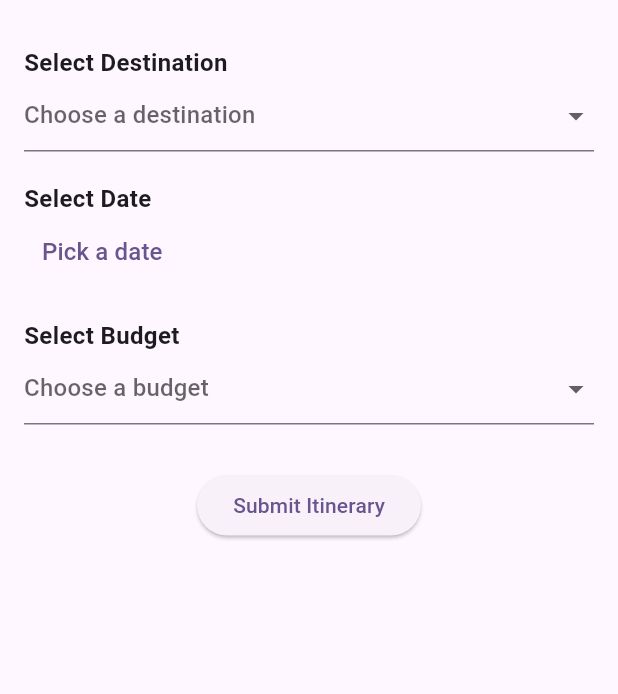
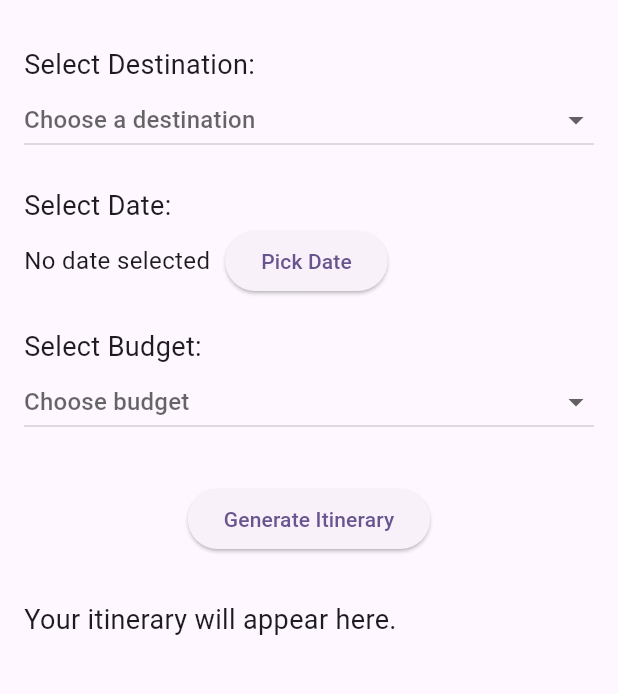
Before and after one commit to NotALabRat/TraveLog, a Flutter app: the screen it shows after launch, on a phone screen of 412 x 824 dp, the part 63-757 px from its top. Run offline on Flutter 3.47's test engine with Material 3 defaults, Android fonts, the light colour scheme and no system bars.

Commit message:
itinerary second mod

```diff
--- a/lib/main.dart
+++ b/lib/main.dart
@@ -1,4 +1,6 @@
 import 'package:flutter/material.dart';
+import 'package:http/http.dart' as http;
+import 'dart:convert';
 import 'package:intl/intl.dart';
 
 void main() {
@@ -12,7 +14,7 @@
   Widget build(BuildContext context) {
     return MaterialApp(
       debugShowCheckedModeBanner: false,
-      title: 'Create Itinerary',
+      title: 'Travel Assistant',
       theme: ThemeData(
         colorScheme: ColorScheme.fromSeed(seedColor: Colors.deepPurple),
         useMaterial3: true,
@@ -30,60 +32,85 @@
 }
 
 class _CreateItineraryPageState extends State<CreateItineraryPage> {
-  String? _selectedDestination;
-  DateTime? _selectedDate;
-  String? _selectedBudget;
+  String? selectedDestination;
+  DateTime? selectedDate;
+  String? selectedBudget;
+  String itinerary = "Your itinerary will appear here.";
 
   final List<String> destinations = [
-    "New York",
     "Paris",
     "Tokyo",
+    "New York",
     "London",
     "Dubai"
   ];
   final List<String> budgetOptions = ["Low", "Medium", "High"];
 
-  Future<void> _selectDate(BuildContext context) async {
+  Future<void> selectDate(BuildContext context) async {
     final DateTime? picked = await showDatePicker(
       context: context,
-      initialDate: _selectedDate ?? DateTime.now(),
+      initialDate: DateTime.now(),
       firstDate: DateTime.now(),
       lastDate: DateTime(2100),
     );
-    if (picked != null && picked != _selectedDate) {
+
+    if (picked != null && picked != selectedDate) {
       setState(() {
-        _selectedDate = picked;
+        selectedDate = picked;
       });
     }
   }
 
-  void _submitItinerary() {
-    if (_selectedDestination == null ||
-        _selectedDate == null ||
-        _selectedBudget == null) {
-      ScaffoldMessenger.of(context).showSnackBar(
-        const SnackBar(content: Text("Please select all fields!")),
-      );
+  Future<void> fetchItinerary() async {
+    if (selectedDestination == null ||
+        selectedDate == null ||
+        selectedBudget == null) {
+      setState(() {
+        itinerary = "Please select all fields.";
+      });
       return;
     }
 
-    String formattedDate = DateFormat('yyyy-MM-dd').format(_selectedDate!);
+    String formattedDate = DateFormat('yyyy-MM-dd').format(selectedDate!);
+    String prompt =
+        "Create a travel itinerary for a trip to $selectedDestination on $formattedDate with a $selectedBudget budget. Include places to visit, restaurants, and accommodations.";
 
-    showDialog(
-      context: context,
-      builder: (context) => AlertDialog(
-        title: const Text("Itinerary Summary"),
-        content: Text(
-          "Destination: $_selectedDestination\nDate: $formattedDate\nBudget: $_selectedBudget",
-        ),
-        actions: [
-          TextButton(
-            onPressed: () => Navigator.of(context).pop(),
-            child: const Text("OK"),
-          ),
-        ],
-      ),
-    );
+    const String apiKey =
+        "AIzaSyBZmER7mtVUYnP0aouNGAsgdZLTocfsMpA"; // Replace with your API Key
+    final url = Uri.parse(
+        "https://generativelanguage.googleapis.com/v1beta/models/gemini-pro:generateContent?key=$apiKey");
+
+    try {
+      final response = await http.post(
+        url,
+        headers: {"Content-Type": "application/json"},
+        body: jsonEncode({
+          "contents": [
+            {
+              "parts": [
+                {"text": prompt}
+              ]
+            }
+          ]
+        }),
+      );
+
+      if (response.statusCode == 200) {
+        final data = jsonDecode(response.body);
+        setState(() {
+          itinerary = data["candidates"][0]["content"]["parts"][0]["text"] ??
+              "No response from AI.";
+        });
+      } else {
+        setState(() {
+          itinerary = "Error: ${response.statusCode} - ${response.body}";
+        });
+      }
+    } catch (e) {
+      setState(() {
+        itinerary = "Failed to connect to server: $e";
+      });
+    }
   }
 
   @override
@@ -95,54 +122,72 @@
         child: Column(
           crossAxisAlignment: CrossAxisAlignment.start,
           children: [
-            const Text("Select Destination",
-                style: TextStyle(fontSize: 16, fontWeight: FontWeight.bold)),
-            DropdownButtonFormField<String>(
-              value: _selectedDestination,
+            const Text("Select Destination:", style: TextStyle(fontSize: 18)),
+            DropdownButton<String>(
+              value: selectedDestination,
               hint: const Text("Choose a destination"),
+              isExpanded: true,
               items: destinations.map((String destination) {
                 return DropdownMenuItem<String>(
                   value: destination,
                   child: Text(destination),
                 );
               }).toList(),
-              onChanged: (value) => setState(() {
-                _selectedDestination = value;
-              }),
+              onChanged: (String? newValue) {
+                setState(() {
+                  selectedDestination = newValue;
+                });
+              },
             ),
             const SizedBox(height: 20),
-            const Text("Select Date",
-                style: TextStyle(fontSize: 16, fontWeight: FontWeight.bold)),
-            TextButton(
-              onPressed: () => _selectDate(context),
-              child: Text(
-                _selectedDate == null
-                    ? "Pick a date"
-                    : DateFormat('yyyy-MM-dd').format(_selectedDate!),
-                style: const TextStyle(fontSize: 16),
-              ),
+            const Text("Select Date:", style: TextStyle(fontSize: 18)),
+            Row(
+              children: [
+                Text(
+                  selectedDate == null
+                      ? "No date selected"
+                      : DateFormat('yyyy-MM-dd').format(selectedDate!),
+                  style: const TextStyle(fontSize: 16),
+                ),
+                const SizedBox(width: 10),
+                ElevatedButton(
+                  onPressed: () => selectDate(context),
+                  child: const Text("Pick Date"),
+                ),
+              ],
             ),
             const SizedBox(height: 20),
-            const Text("Select Budget",
-                style: TextStyle(fontSize: 16, fontWeight: FontWeight.bold)),
-            DropdownButtonFormField<String>(
-              value: _selectedBudget,
-              hint: const Text("Choose a budget"),
+            const Text("Select Budget:", style: TextStyle(fontSize: 18)),
+            DropdownButton<String>(
+              value: selectedBudget,
+              hint: const Text("Choose budget"),
+              isExpanded: true,
               items: budgetOptions.map((String budget) {
                 return DropdownMenuItem<String>(
                   value: budget,
                   child: Text(budget),
                 );
               }).toList(),
-              onChanged: (value) => setState(() {
-                _selectedBudget = value;
-              }),
+              onChanged: (String? newValue) {
+                setState(() {
+                  selectedBudget = newValue;
+                });
+              },
             ),
             const SizedBox(height: 30),
             Center(
               child: ElevatedButton(
-                onPressed: _submitItinerary,
-                child: const Text("Submit Itinerary"),
+                onPressed: fetchItinerary,
+                child: const Text("Generate Itinerary"),
+              ),
+            ),
+            const SizedBox(height: 30),
+            Expanded(
+              child: SingleChildScrollView(
+                child: Text(
+                  itinerary,
+                  style: const TextStyle(fontSize: 18),
+                ),
               ),
             ),
           ],
```
